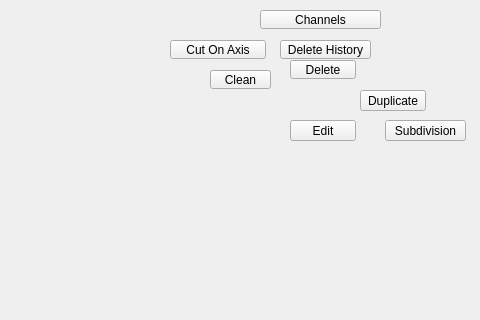
Above: tentacle/ui/edit#submenu.ui from m3trik/tentacle before the change; both pictures show x 120 to 600 and y 0 to 320 of the 600 by 600 pixel window. Below: the same form after it.
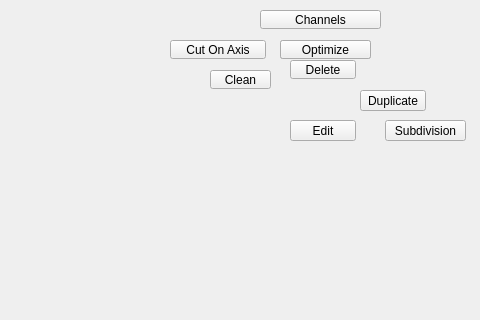
That is the form after the change. Custom widgets are drawn as their Qt base class.

Commit message: Compose Edit, Editors, Main, Pivot, Preferences and Settings: one Slots class each

What changed in the file:
```diff
--- a/tentacle/ui/edit#submenu.ui
+++ b/tentacle/ui/edit#submenu.ui
@@ -206,6 +206,45 @@
      </size>
     </property>
    </widget>
+   <widget class="PushButton" name="tb005">
+    <property name="geometry">
+     <rect>
+      <x>400</x>
+      <y>40</y>
+      <width>91</width>
+      <height>19</height>
+     </rect>
+    </property>
+    <property name="minimumSize">
+     <size>
+      <width>0</width>
+      <height>19</height>
+     </size>
+    </property>
+    <property name="maximumSize">
+     <size>
+      <width>111</width>
+      <height>19</height>
+     </size>
+    </property>
+    <property name="toolTip">
+     <string>Purge unused data-blocks: meshes, materials, images and the rest that nothing uses (Blender's File &gt; Clean Up &gt; Purge Unused Data).
+
+Use the option box for recursive and linked data.</string>
+    </property>
+    <property name="text">
+     <string>Optimize</string>
+    </property>
+    <property name="iconSize">
+     <size>
+      <width>18</width>
+      <height>18</height>
+     </size>
+    </property>
+    <property name="requires" stdset="0">
+     <string>blender</string>
+    </property>
+   </widget>
    <widget class="PushButton" name="tb000">
     <property name="geometry">
      <rect>
```
Left out of the diff: 12 changed lines with no effect on the pictures. The commit also changes 60 other files.
